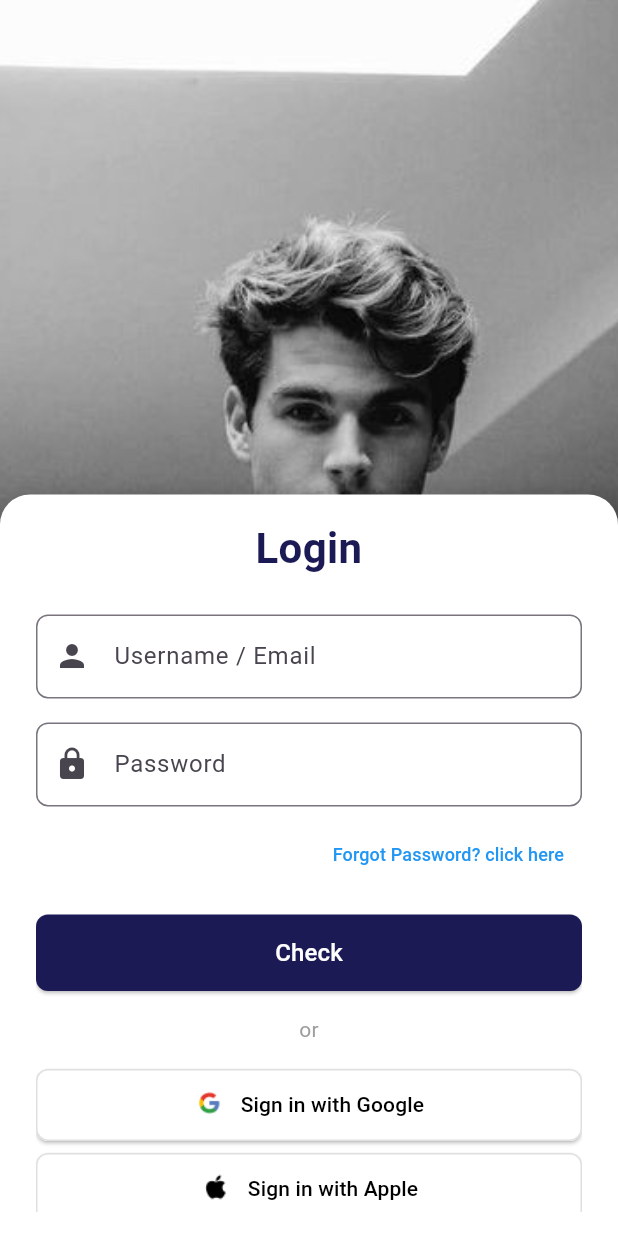
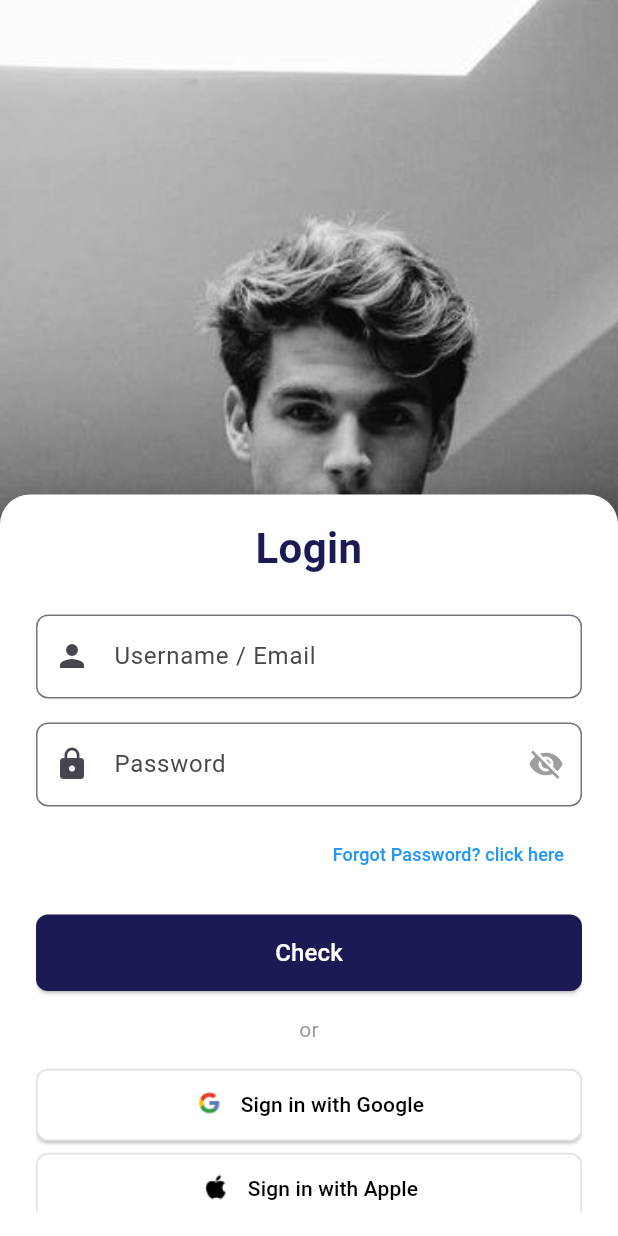
Before and after one commit to DennisParulianPanjaitan/PBL-Hairstyle, a Flutter app: the screen it shows after launch, after a tap on "Get Started", on a phone screen of 412 x 824 dp. Run offline on Flutter 3.47's test engine with Material 3 defaults, Android fonts, the phone set to English and light mode, and no system bars; our stand-ins replace camera, image_picker; network calls fail.

Commit message:
ADD : Add icon visibility to password field

```diff
--- a/Hairstyle/lib/screens/login.dart
+++ b/Hairstyle/lib/screens/login.dart
@@ -1,10 +1,8 @@
 import 'package:flutter/material.dart';
-import 'package:uts_linkaja/screens/register.dart';
+import '../services/auth_service.dart';
 import 'home_page.dart'; // Import halaman tujuan
 import 'forgot_password.dart';
-import 'package:uts_linkaja/services/auth_service.dart';
-
-
+import 'register.dart';
 
 class LoginPage extends StatefulWidget {
   const LoginPage({super.key});
@@ -19,6 +17,7 @@ class _LoginPageState extends State<LoginPage> {
   final TextEditingController _passwordController = TextEditingController();
   bool _isLoading = false;
   String _errorMessage = '';
+  bool _isPasswordVisible = false;
 
   void _login() async {
     setState(() {
@@ -36,16 +35,15 @@ class _LoginPageState extends State<LoginPage> {
       Navigator.pushReplacement(
         context,
         MaterialPageRoute(
-          builder: (context) => HomePage(),   // Navigate to the home screen
+          builder: (context) => HomePage(), // Navigate to the home screen
         ),
       );
     } catch (e) {
-
       setState(() {
         _errorMessage = e.toString();
       });
-      _showErrorDialog(_errorMessage); // Tampilkan popup error - can be replaced with String or whatever
-
+      _showErrorDialog(
+          _errorMessage); // Tampilkan popup error - can be replaced with String or whatever
     } finally {
       setState(() {
         _isLoading = false;
@@ -136,12 +134,25 @@ class _LoginPageState extends State<LoginPage> {
                     // Password TextField
                     TextField(
                       controller: _passwordController,
-                      obscureText: true,
+                      obscureText: !_isPasswordVisible,
                       decoration: InputDecoration(
                         prefixIcon: Icon(Icons.lock),
                         labelText: "Password",
                         border: OutlineInputBorder(
                           borderRadius: BorderRadius.circular(8.0),
+                        ),
+                        suffixIcon: IconButton(
+                          icon: Icon(
+                            _isPasswordVisible
+                                ? Icons.visibility
+                                : Icons.visibility_off,
+                            color: Colors.grey,
+                          ),
+                          onPressed: () {
+                            setState(() {
+                              _isPasswordVisible = !_isPasswordVisible;
+                            });
+                          },
                         ),
                       ),
                     ),
@@ -187,8 +198,7 @@ class _LoginPageState extends State<LoginPage> {
                         ),
                       ),
                       child: _isLoading
-                      ?
-                      SizedBox(
+                          ? SizedBox(
                               height: 16,
                               width: 16,
                               child: CircularProgressIndicator(
@@ -196,8 +206,7 @@ class _LoginPageState extends State<LoginPage> {
                                 strokeWidth: 2,
                               ),
                             )
-                      :
-                      Text(
+                          : Text(
                               "Check",
                               style: TextStyle(
                                 color: Colors.white,
```
Lines whose indentation alone changed are shown as unchanged.
